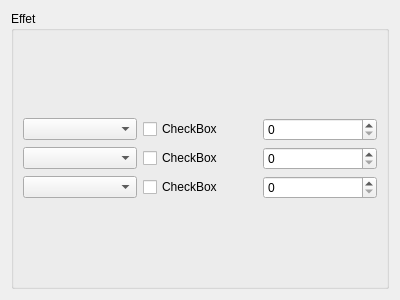
Before: the Qt Designer form app/view/forms/effectview.ui in r0nd0ud0u/qt-rpg, drawn with Qt 5.
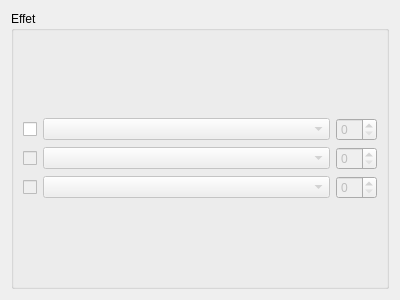
After: the same form once the commit is applied.

Patch:
```diff
--- a/app/view/forms/effectview.ui
+++ b/app/view/forms/effectview.ui
@@ -22,42 +22,78 @@
      <layout class="QVBoxLayout" name="verticalLayout">
       <item>
        <layout class="QGridLayout" name="gridLayout">
-        <item row="0" column="0">
-         <widget class="QComboBox" name="effect_comboBox"/>
+        <item row="3" column="1">
+         <widget class="QComboBox" name="effect_comboBox_3">
+          <property name="enabled">
+           <bool>false</bool>
+          </property>
+         </widget>
         </item>
-        <item row="1" column="0">
-         <widget class="QComboBox" name="effect_comboBox_2"/>
+        <item row="3" column="3">
+         <widget class="QSpinBox" name="value_spinBox_3">
+          <property name="enabled">
+           <bool>false</bool>
+          </property>
+         </widget>
         </item>
-        <item row="3" column="0">
-         <widget class="QComboBox" name="effect_comboBox_3"/>
+        <item row="1" column="3">
+         <widget class="QSpinBox" name="value_spinBox_2">
+          <property name="enabled">
+           <bool>false</bool>
+          </property>
+         </widget>
         </item>
-        <item row="0" column="2">
-         <widget class="QSpinBox" name="value_spinBox"/>
+        <item row="0" column="3">
+         <widget class="QSpinBox" name="value_spinBox">
+          <property name="enabled">
+           <bool>false</bool>
+          </property>
+         </widget>
         </item>
-        <item row="3" column="2">
-         <widget class="QSpinBox" name="value_spinBox_3"/>
-        </item>
-        <item row="1" column="2">
-         <widget class="QSpinBox" name="value_spinBox_2"/>
+        <item row="1" column="1">
+         <widget class="QComboBox" name="effect_comboBox_2">
+          <property name="enabled">
+           <bool>false</bool>
+          </property>
+         </widget>
         </item>
         <item row="0" column="1">
+         <widget class="QComboBox" name="effect_comboBox">
+          <property name="enabled">
+           <bool>false</bool>
+          </property>
+          <property name="sizePolicy">
+           <sizepolicy hsizetype="MinimumExpanding" vsizetype="Fixed">
+            <horstretch>0</horstretch>
+            <verstretch>0</verstretch>
+           </sizepolicy>
+          </property>
+         </widget>
+        </item>
+        <item row="0" column="0">
          <widget class="QCheckBox" name="checkBox">
           <property name="text">
-           <string>CheckBox</string>
+           <string/>
           </property>
          </widget>
         </item>
-        <item row="1" column="1">
+        <item row="1" column="0">
          <widget class="QCheckBox" name="checkBox_2">
+          <property name="enabled">
+           <bool>false</bool>
+          </property>
           <property name="text">
-           <string>CheckBox</string>
+           <string/>
           </property>
          </widget>
         </item>
-        <item row="3" column="1">
+        <item row="3" column="0">
          <widget class="QCheckBox" name="checkBox_3">
+          <property name="enabled">
+           <bool>false</bool>
+          </property>
           <property name="text">
-           <string>CheckBox</string>
+           <string/>
           </property>
          </widget>
         </item>
```
